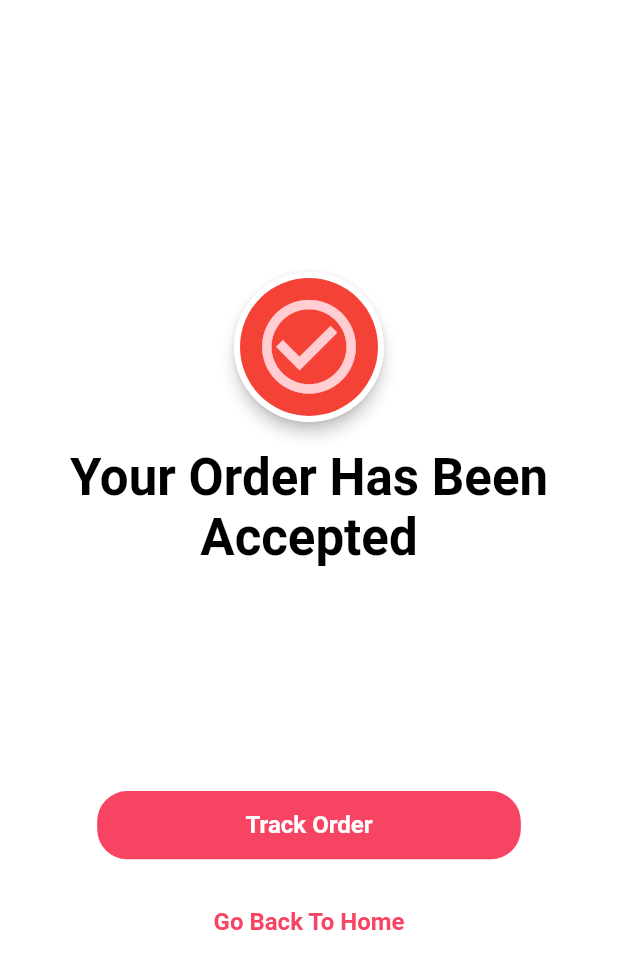
After one commit to handuah/Ramini-UI, a Flutter app: the SuccessOrder screen opened by its route, on a phone screen of 412 x 824 dp. The commit adds this screen. Shown: the top 969 px of the screen. Run offline on Flutter 3.47's test engine with Material 2 defaults, Android fonts, the phone set to English and light mode, and no system bars; our stand-ins replace google_fonts, hexcolor; Roboto replaces fonts that are missing (Alata).

Commit message:
created order success page

```diff
--- a/lib/main.dart
+++ b/lib/main.dart
@@ -2,6 +2,7 @@ import 'package:flutter/material.dart';
 import 'package:ramini_app/screens/cart.dart';
 import 'package:ramini_app/screens/chair.dart';
 import 'package:ramini_app/screens/homeScreen.dart';
+import 'package:ramini_app/screens/orderSuccess.dart';
 import 'package:ramini_app/screens/otpPage.dart';
 import 'package:ramini_app/screens/signInPage.dart';
 import 'package:ramini_app/screens/startPage.dart';
@@ -33,6 +34,7 @@ class RaminiApp extends StatelessWidget {
           '/ublDetails': (context) => UBLSpeakers(),
           '/chairDetails': (context) => Chair(),
           '/cart': (context) => Cart(),
+          '/orderSuccess': (context) => SuccessOrder(),
         });
   }
 }
--- a/lib/screens/cart.dart
+++ b/lib/screens/cart.dart
@@ -101,7 +101,9 @@ class _CartState extends State<Cart> {
           ),
         ),
         TextButton(
-          onPressed: () {},
+          onPressed: () {
+            Navigator.pushNamed(context, '/orderSuccess');
+          },
           child: Row(
             mainAxisAlignment: MainAxisAlignment.spaceEvenly,
             children: [
--- /dev/null
+++ b/lib/screens/orderSuccess.dart
@@ -0,0 +1,147 @@
+import 'package:flutter/material.dart';
+import 'package:google_fonts/google_fonts.dart';
+// import 'package:sizer/sizer.dart';
+import 'package:hexcolor/hexcolor.dart';
+
+class SuccessOrder extends StatefulWidget {
+  // const SuccessOrder({ Key? key }) : super(key: key);
+
+  @override
+  _SuccessOrderState createState() => _SuccessOrderState();
+}
+
+class _SuccessOrderState extends State<SuccessOrder> {
+  @override
+  Widget build(BuildContext context) {
+    return Scaffold(
+      backgroundColor: HexColor("#FFFFFF"),
+      body: Column(
+        mainAxisAlignment: MainAxisAlignment.center,
+        crossAxisAlignment: CrossAxisAlignment.center,
+        children: [
+          // Text(
+          //   'Hello, Hannah',
+          //   style: GoogleFonts.alata(
+          //     textStyle: TextStyle(
+          //       // letterSpacing: 2,
+          //       fontSize: 28.0,
+          //       fontWeight: FontWeight.w700,
+          //       color: HexColor("#FFFFFF"),
+          //     ),
+          //   ),
+          // ),
+          // SizedBox(
+          //   height: MediaQuery.of(context).size.height * 0.005,
+          // ),
+          // Text(
+          //   'Welcome to Ramini',
+          //   style: GoogleFonts.alata(
+          //     textStyle: TextStyle(
+          //       // letterSpacing: 2,
+          //       fontSize: 18.0,
+          //       fontWeight: FontWeight.w100,
+          //       color: HexColor("#FFFFFF"),
+          //     ),
+          //   ),
+          // ),
+          // SizedBox(
+          //   height: MediaQuery.of(context).size.height * 0.1,
+          // ),
+          Center(
+            child: Material(
+              elevation: 4.0,
+              borderRadius: BorderRadius.circular(100.0),
+              child: CircleAvatar(
+                // foregroundColor: Colors.white,
+                backgroundColor: Colors.white,
+                maxRadius: 50.0,
+                child: CircleAvatar(
+                  backgroundColor: Colors.red,
+                  maxRadius: 46.0,
+                  child: Icon(
+                    Icons.check_circle_outline,
+                    size: 75.0,
+                  ),
+                ),
+              ),
+            ),
+          ),
+          SizedBox(
+            height: MediaQuery.of(context).size.height * 0.02,
+          ),
+          Text(
+            'Your Order Has Been Accepted',
+            textAlign: TextAlign.center,
+            style: GoogleFonts.alata(
+              textStyle: TextStyle(
+                // letterSpacing: 2,
+                fontSize: 34.0,
+                fontWeight: FontWeight.w600,
+                color: HexColor("#000000"),
+              ),
+            ),
+          ),
+          SizedBox(
+            height: MediaQuery.of(context).size.height * 0.18,
+          ),
+          TextButton(
+            onPressed: () {},
+            child: Text(
+              'Track Order',
+              style: GoogleFonts.alata(
+                textStyle: TextStyle(
+                  // letterSpacing: 2,
+                  fontSize: 16.0,
+                  fontWeight: FontWeight.w600,
+                  color: HexColor("#FFFFFF"),
+                ),
+              ),
+            ),
+            style: TextButton.styleFrom(
+              backgroundColor: HexColor("#F74463"),
+              padding: EdgeInsets.symmetric(
+                horizontal: MediaQuery.of(context).size.width * 0.24,
+                vertical: MediaQuery.of(context).size.height * 0.016,
+              ),
+              shape: RoundedRectangleBorder(
+                borderRadius: BorderRadius.circular(20.0),
+              ),
+            ),
+          ),
+          SizedBox(
+            height: MediaQuery.of(context).size.height * 0.02,
+          ),
+          TextButton(
+            onPressed: () {
+              Navigator.pushNamed(context, '/homeScreen');
+            },
+            child: Text(
+              'Go Back To Home',
+              style: GoogleFonts.alata(
+                textStyle: TextStyle(
+                  // letterSpacing: 2,
+                  fontSize: 16.0,
+                  fontWeight: FontWeight.w600,
+                  color: HexColor("#F74463"),
+                ),
+              ),
+            ),
+            style: TextButton.styleFrom(
+              backgroundColor: HexColor("#ffffff"),
+              padding: EdgeInsets.symmetric(
+                horizontal: MediaQuery.of(context).size.width * 0.24,
+                vertical: MediaQuery.of(context).size.height * 0.016,
+              ),
+              shape: RoundedRectangleBorder(
+                borderRadius: BorderRadius.circular(20.0),
+              ),
+            ),
+          ),
+          SizedBox(
+            height: MediaQuery.of(context).size.height * 0.005,
+          ),
+        ],
+      ),
+    );
+  }
+}
```
